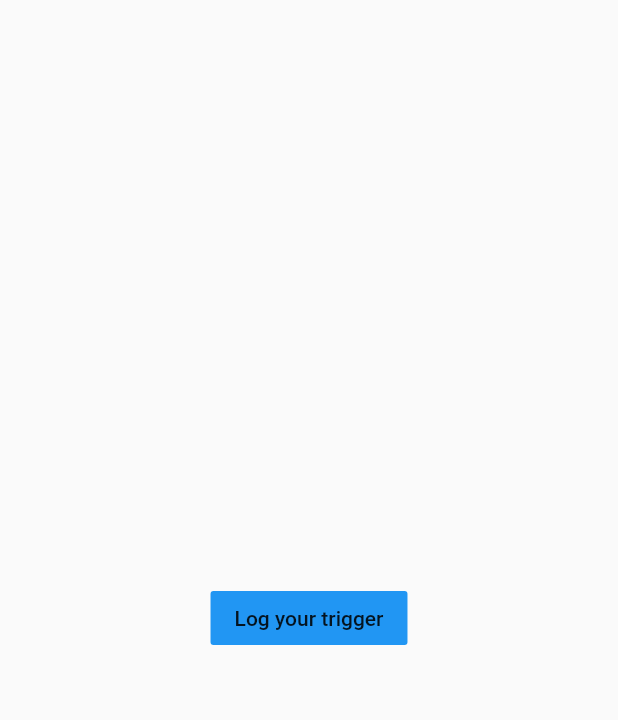
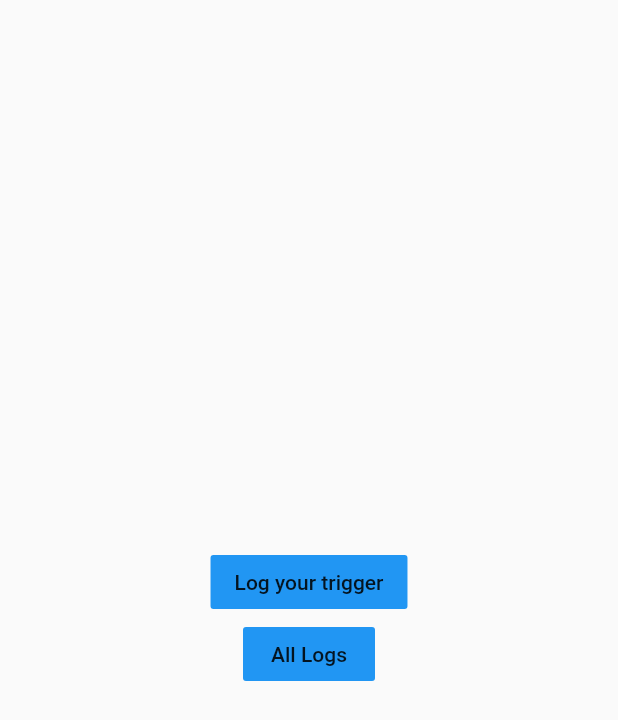
Before and after one commit to irfanyusra/Puffaway, a Flutter app: the screen it shows after launch, on a phone screen of 412 x 824 dp. Shown: the top 720 px of the screen. Run offline on Flutter 3.47's test engine with Material 2 defaults, Android fonts, the phone set to English and light mode, and no system bars.

Commit message:
All logs page base done
fake list for logs as we dont have a databse yet
still needs a delete button

```diff
--- /dev/null
+++ b/vape_app/lib/Models/Log.dart
@@ -0,0 +1,30 @@
+import 'package:intl/intl.dart';
+
+class Log {
+  var dateT,
+      trigger,
+      thoughts,
+      recommendation,
+      stressors,
+      progress,
+      formatted_time,
+      formatted_day;
+
+  Log(trigger, thoughts, recommendation, stressors, progress) {
+    //TODO: .now only if the field is empty -- in case someone wanted to login later?
+    dateT = new DateTime.now();
+    this.formatted_time = DateFormat.jms().format(dateT);
+    this.formatted_day = DateFormat.yMMMMd().format(dateT);
+    this.trigger = trigger;
+    this.thoughts = thoughts;
+    this.recommendation = recommendation;
+    this.stressors = stressors;
+    this.progress = progress;
+  }
+
+  //for quick log
+  Log.quick(trigger) {
+    dateT = new DateTime.now();
+    this.trigger = trigger;
+  }
+}
--- /dev/null
+++ b/vape_app/lib/Models/User.dart
@@ -0,0 +1,4 @@
+class User{
+  String name;
+
+}
--- a/vape_app/lib/main.dart
+++ b/vape_app/lib/main.dart
@@ -1,4 +1,5 @@
 import 'package:flutter/material.dart';
+import 'package:vape_app/pages/all_logs.dart';
 import 'package:vape_app/pages/loading.dart';
 import 'package:vape_app/pages/logging.dart';
 import 'package:vape_app/pages/logging_trigger.dart';
@@ -13,6 +14,7 @@ void main() => runApp(MaterialApp(
         '/logging_trigger': (context) => LoggingTrigger(),
         '/recommendations': (context) => Recommendation(),
         '/reflections': (context) => Reflections(),
+        '/all_logs': (context) => AllLogs(),
         //add more routes here
       },
     )
--- a/vape_app/lib/pages/logging.dart
+++ b/vape_app/lib/pages/logging.dart
@@ -11,12 +11,27 @@ class _LoggingState extends State<Logging> {
     return Scaffold(
         body: Center(
       child: SafeArea(
-          child: FlatButton(
-        onPressed: () {
-          Navigator.pushNamed(context, '/logging_trigger');
-        },
-        color: Colors.blue,
-        child: Text('Log your trigger'),
+          child: Column(
+        mainAxisAlignment: MainAxisAlignment.center,
+        children: <Widget>[
+          FlatButton(
+            onPressed: () {
+              Navigator.pushNamed(context, '/logging_trigger');
+            },
+            color: Colors.blue,
+            child: Text('Log your trigger'),
+          ),
+          FlatButton(
+            color: Colors.blue,
+            child: Text('All Logs'),
+            onPressed: () {
+              Navigator.pushNamed(
+                context,
+                '/all_logs',
+              );
+            },
+          ),
+        ],
       )),
     ));
   }
--- a/vape_app/lib/pages/recommendation_page.dart
+++ b/vape_app/lib/pages/recommendation_page.dart
@@ -1,6 +1,6 @@
 import 'package:flutter/material.dart';
 import 'package:flutter/widgets.dart';
-import 'package:vape_app/services/recommendations.dart';
+import 'package:vape_app/Models/Recommendation.dart';
 
 class Recommendation extends StatefulWidget {
   @override
--- a/vape_app/lib/pages/reflections_page.dart
+++ b/vape_app/lib/pages/reflections_page.dart
@@ -160,6 +160,7 @@ class _ReflectionsState extends State<Reflections> {
                       )),
                   onPressed: () {
                     //TODO: put everything in the log instance and make a log list
+//                    Navigator.pushNamed(context, '/all_logs');
                     print(stressorTextController.text);
                     print(progressTextController.text);
                   },
--- a/vape_app/pubspec.yaml
+++ b/vape_app/pubspec.yaml
@@ -23,6 +23,7 @@ dependencies:
   # The following adds the Cupertino Icons font to your application.
   # Use with the CupertinoIcons class for iOS style icons.
   cupertino_icons: ^0.1.2
+  intl: ^0.15.8
 
 dev_dependencies:
   flutter_test:
```
Also changed, not shown: vape_app/lib/pages/all_logs.dart (added, +69 -0 lines), vape_app/lib/Models/Recommendation.dart (renamed from vape_app/lib/services/recommendations.dart).
